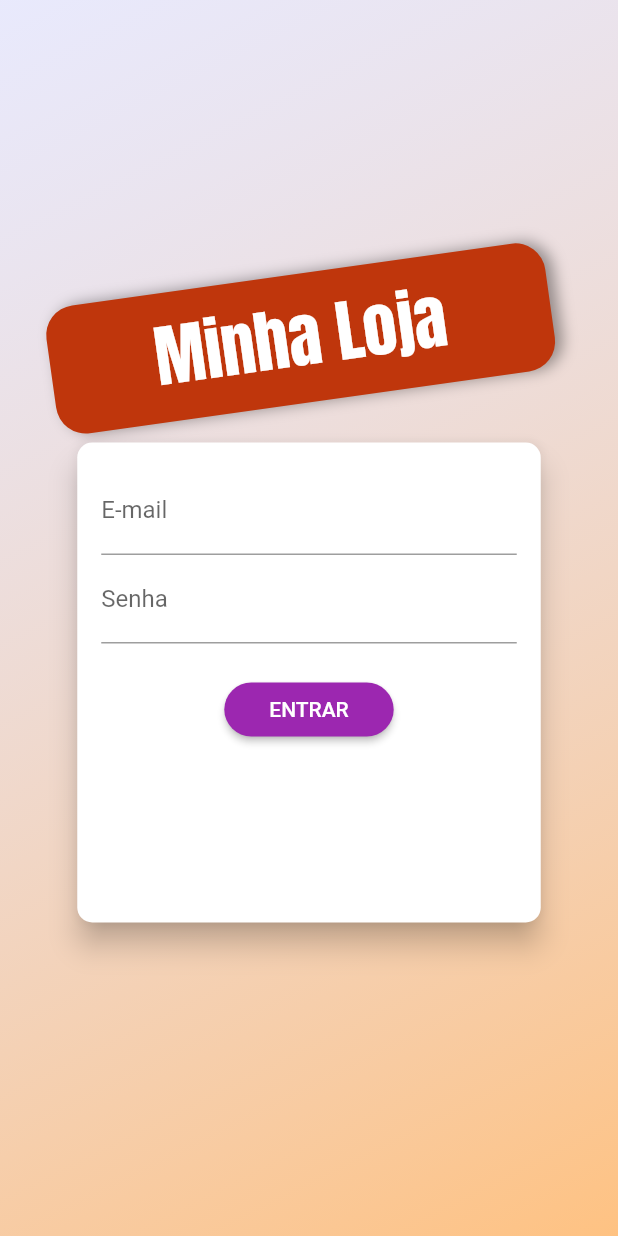
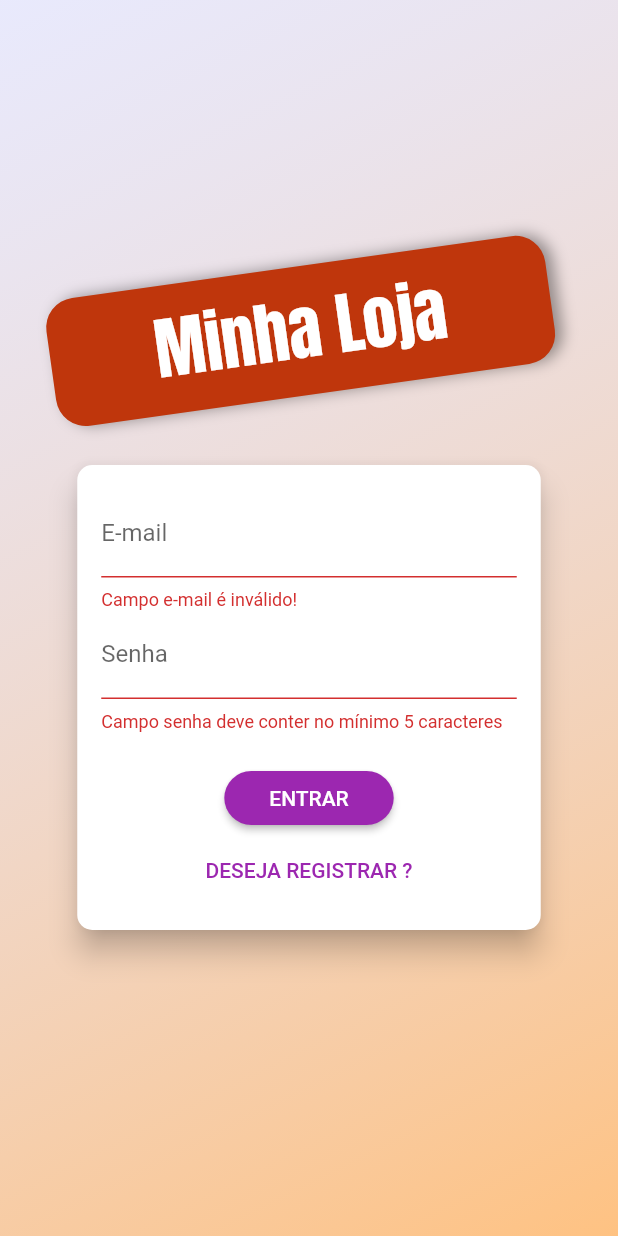
Before and after one commit to fvieir/flutter-shop, a Flutter app: the screen it shows after launch, after a tap on "ENTRAR", on a phone screen of 412 x 824 dp. Run offline on Flutter 3.47's test engine with Material 2 defaults, Android fonts, the phone set to English and light mode, and no system bars.

Commit message:
Finalizando formulario de login e registro

```diff
--- a/lib/components/forms/auth_form.dart
+++ b/lib/components/forms/auth_form.dart
@@ -14,10 +14,45 @@ class AuthForm extends StatefulWidget {
 
 class _AuthFormState extends State<AuthForm> {
   final _passawordController = TextEditingController();
-  final _authMode = AuthMode.login;
+  var _authMode = AuthMode.login;
   final Map<String, String> _authData = {'email': '', 'password': ''};
+  final _formKey = GlobalKey<FormState>();
+  bool _isLoading = false;
 
-  void _submit() {}
+  bool _isLogin() {
+    return _authMode == AuthMode.login;
+  }
+
+  bool _isSignup() {
+    return _authMode == AuthMode.signup;
+  }
+
+  void _siwtchAuthMode() {
+    if (_isLogin()) {
+      setState(() => _authMode = AuthMode.signup);
+    } else {
+      setState(() => _authMode = AuthMode.login);
+    }
+  }
+
+  void _submit() {
+    bool isValid = _formKey.currentState?.validate() ?? false;
+
+    if (!isValid) {
+      return;
+    }
+
+    setState(() => _isLoading = true);
+    _formKey.currentState?.save();
+
+    if(_isLogin()) {
+
+    } else {
+
+    }
+
+    setState(() => _isLoading = false);
+  }
 
   @override
   Widget build(BuildContext context) {
@@ -29,9 +64,10 @@ class _AuthFormState extends State<AuthForm> {
       ),
       child: Container(
         padding: const EdgeInsets.all(16),
-        height: 320,
+        height: _isLogin() ? 310 : 400,
         width: deviceSize * 0.75,
         child: Form(
+          key: _formKey,
           child: Column(
             children: [
               TextFormField(
@@ -64,7 +100,7 @@ class _AuthFormState extends State<AuthForm> {
                   return null;
                 },
               ),
-              if (_authMode == AuthMode.signup)
+              if (_isSignup())
                 TextFormField(
                   decoration:
                       const InputDecoration(labelText: 'Confirmar senha'),
@@ -82,7 +118,9 @@ class _AuthFormState extends State<AuthForm> {
                         },
                 ),
               const SizedBox(height: 20),
-              ElevatedButton(
+              _isLoading
+                  ? const CircularProgressIndicator()
+                  : ElevatedButton(
                       onPressed: _submit,
                       style: ElevatedButton.styleFrom(
                           shape: RoundedRectangleBorder(
@@ -93,8 +131,14 @@ class _AuthFormState extends State<AuthForm> {
                             vertical: 8,
                           )),
                       child: Text(
-                  _authMode == AuthMode.login ? 'ENTRAR' : 'REGISTRAR',
+                        _isLogin() ? 'ENTRAR' : 'REGISTRAR',
                       ),
+                    ),
+              const Spacer(),
+              TextButton(
+                onPressed: () => _siwtchAuthMode(),
+                child:
+                    Text(_isLogin() ? 'DESEJA REGISTRAR ?' : 'JA POSSUO LOGIN'),
               ),
             ],
           ),
--- a/lib/pages/auth_page.dart
+++ b/lib/pages/auth_page.dart
@@ -30,6 +30,7 @@ class AuthPage extends StatelessWidget {
             crossAxisAlignment: CrossAxisAlignment.center,
             children: [
               Container(
+                margin: const EdgeInsets.only(bottom: 20),
                 padding: const EdgeInsets.symmetric(
                   vertical: 10,
                   horizontal: 70,
```
Lines whose indentation alone changed are shown as unchanged.
